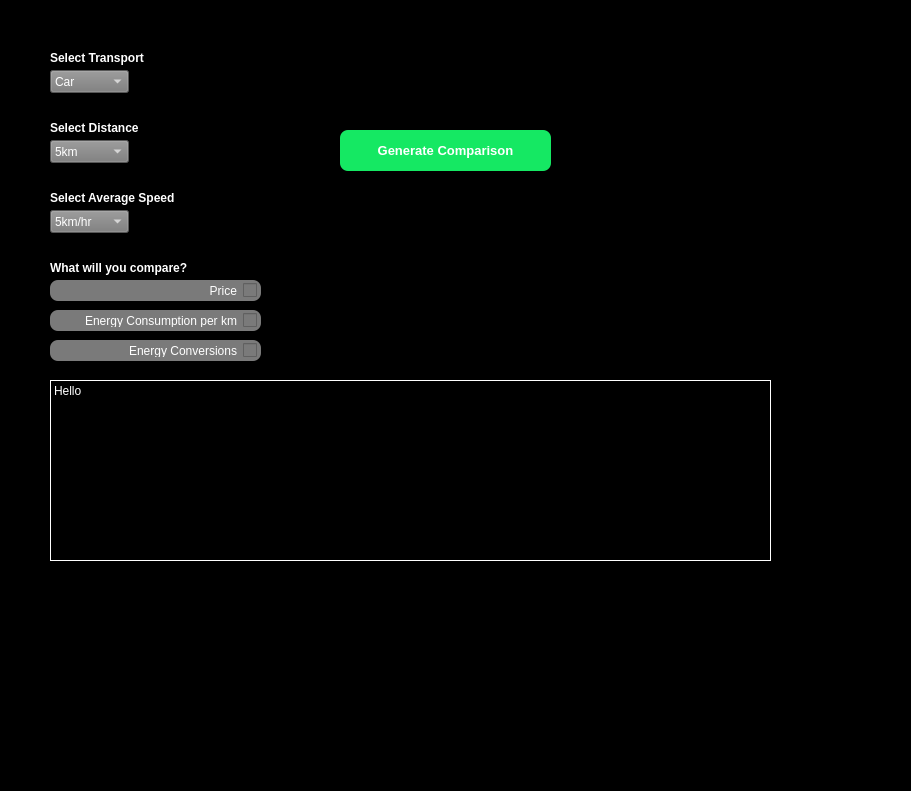
Qt form prototypeApplication_J1/mainEditorForm.ui (jennadunford/ELEN3020A-SoftwareDev-ProjectRepo) before a commit.
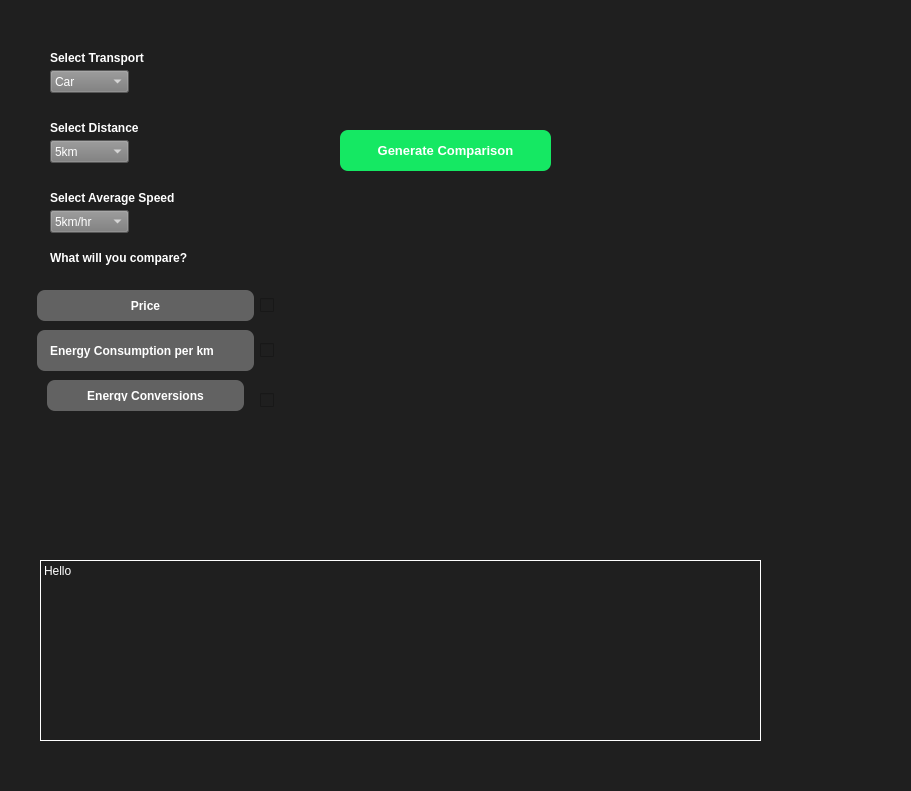
The same form after that commit.

Commit message: Played with UI settings

What changed in the file:
```diff
--- a/prototypeApplication_J1/mainEditorForm.ui
+++ b/prototypeApplication_J1/mainEditorForm.ui
@@ -14,7 +14,7 @@
    <string>mainEditorForm</string>
   </property>
   <property name="styleSheet">
-   <string notr="true">background-color: rgb(0, 0, 0);
+   <string notr="true">background-color: rgb(31, 31, 31);
 color: rgb(255, 255, 255);</string>
   </property>
   <widget class="QLabel" name="label">
@@ -81,7 +81,7 @@
    <property name="geometry">
     <rect>
      <x>50</x>
-     <y>260</y>
+     <y>250</y>
      <width>181</width>
      <height>16</height>
     </rect>
@@ -198,8 +198,8 @@
   <widget class="QLabel" name="lblShow">
    <property name="geometry">
     <rect>
-     <x>50</x>
-     <y>380</y>
+     <x>40</x>
+     <y>560</y>
      <width>721</width>
      <height>181</height>
     </rect>
@@ -220,65 +220,712 @@
   <widget class="QCheckBox" name="chbPrice">
    <property name="geometry">
     <rect>
-     <x>50</x>
+     <x>260</x>
      <y>280</y>
-     <width>211</width>
-     <height>21</height>
+     <width>41</width>
+     <height>51</height>
     </rect>
    </property>
+   <property name="sizePolicy">
+    <sizepolicy hsizetype="Minimum" vsizetype="Fixed">
+     <horstretch>0</horstretch>
+     <verstretch>0</verstretch>
+    </sizepolicy>
+   </property>
+   <property name="palette">
+    <palette>
+     <active>
+      <colorrole role="WindowText">
+       <brush brushstyle="SolidPattern">
+        <color alpha="255">
+         <red>255</red>
+         <green>255</green>
+         <blue>255</blue>
+        </color>
+       </brush>
+      </colorrole>
+      <colorrole role="Button">
+       <brush brushstyle="SolidPattern">
+        <color alpha="255">
+         <red>145</red>
+         <green>145</green>
+         <blue>145</blue>
+        </color>
+       </brush>
+      </colorrole>
+      <colorrole role="Text">
+       <brush brushstyle="SolidPattern">
+        <color alpha="255">
+         <red>255</red>
+         <green>255</green>
+         <blue>255</blue>
+        </color>
+       </brush>
+      </colorrole>
+      <colorrole role="ButtonText">
+       <brush brushstyle="SolidPattern">
+        <color alpha="255">
+         <red>255</red>
+         <green>255</green>
+         <blue>255</blue>
+        </color>
+       </brush>
+      </colorrole>
+      <colorrole role="Base">
+       <brush brushstyle="SolidPattern">
+        <color alpha="255">
+         <red>132</red>
+         <green>132</green>
+         <blue>132</blue>
+        </color>
+       </brush>
+      </colorrole>
+      <colorrole role="Window">
+       <brush brushstyle="SolidPattern">
+        <color alpha="255">
+         <red>148</red>
+         <green>148</green>
+         <blue>148</blue>
+        </color>
+       </brush>
+      </colorrole>
+      <colorrole role="Shadow">
+       <brush brushstyle="SolidPattern">
+        <color alpha="255">
+         <red>158</red>
+         <green>158</green>
+         <blue>158</blue>
+        </color>
+       </brush>
+      </colorrole>
+      <colorrole role="PlaceholderText">
+       <brush brushstyle="NoBrush">
+        <color alpha="128">
+         <red>0</red>
+         <green>0</green>
+         <blue>0</blue>
+        </color>
+       </brush>
+      </colorrole>
+     </active>
+     <inactive>
+      <colorrole role="WindowText">
+       <brush brushstyle="SolidPattern">
+        <color alpha="255">
+         <red>255</red>
+         <green>255</green>
+         <blue>255</blue>
+        </color>
+       </brush>
+      </colorrole>
+      <colorrole role="Button">
+       <brush brushstyle="SolidPattern">
+        <color alpha="255">
+         <red>145</red>
+         <green>145</green>
+         <blue>145</blue>
+        </color>
+       </brush>
+      </colorrole>
+      <colorrole role="Text">
+       <brush brushstyle="SolidPattern">
+        <color alpha="255">
+         <red>255</red>
+         <green>255</green>
+         <blue>255</blue>
+        </color>
+       </brush>
+      </colorrole>
+      <colorrole role="ButtonText">
+       <brush brushstyle="SolidPattern">
+        <color alpha="255">
+         <red>255</red>
+         <green>255</green>
+         <blue>255</blue>
+        </color>
+       </brush>
+      </colorrole>
+      <colorrole role="Base">
+       <brush brushstyle="SolidPattern">
+        <color alpha="255">
+         <red>132</red>
+         <green>132</green>
+         <blue>132</blue>
+        </color>
+       </brush>
+      </colorrole>
+      <colorrole role="Window">
+       <brush brushstyle="SolidPattern">
+        <color alpha="255">
+         <red>148</red>
+         <green>148</green>
+         <blue>148</blue>
+        </color>
+       </brush>
+      </colorrole>
+      <colorrole role="Shadow">
+       <brush brushstyle="SolidPattern">
+        <color alpha="255">
+         <red>158</red>
+         <green>158</green>
+         <blue>158</blue>
+        </color>
+       </brush>
+      </colorrole>
+      <colorrole role="PlaceholderText">
+       <brush brushstyle="NoBrush">
+        <color alpha="128">
+         <red>255</red>
+         <green>255</green>
+         <blue>255</blue>
+        </color>
+       </brush>
+      </colorrole>
+     </inactive>
+     <disabled>
+      <colorrole role="WindowText">
+       <brush brushstyle="SolidPattern">
+        <color alpha="255">
+         <red>255</red>
+         <green>255</green>
+         <blue>255</blue>
+        </color>
+       </brush>
+      </colorrole>
+      <colorrole role="Button">
+       <brush brushstyle="SolidPattern">
+        <color alpha="255">
+         <red>145</red>
+         <green>145</green>
+         <blue>145</blue>
+        </color>
+       </brush>
+      </colorrole>
+      <colorrole role="Text">
+       <brush brushstyle="SolidPattern">
+        <color alpha="255">
+         <red>255</red>
+         <green>255</green>
+         <blue>255</blue>
+        </color>
+       </brush>
+      </colorrole>
+      <colorrole role="ButtonText">
+       <brush brushstyle="SolidPattern">
+        <color alpha="255">
+         <red>255</red>
+         <green>255</green>
+         <blue>255</blue>
+        </color>
+       </brush>
+      </colorrole>
+      <colorrole role="Base">
+       <brush brushstyle="SolidPattern">
+        <color alpha="255">
+         <red>148</red>
+         <green>148</green>
+         <blue>148</blue>
+        </color>
+       </brush>
+      </colorrole>
+      <colorrole role="Window">
+       <brush brushstyle="SolidPattern">
+        <color alpha="255">
+         <red>148</red>
+         <green>148</green>
+         <blue>148</blue>
+        </color>
+       </brush>
+      </colorrole>
+      <colorrole role="Shadow">
+       <brush brushstyle="SolidPattern">
+        <color alpha="255">
+         <red>158</red>
+         <green>158</green>
+         <blue>158</blue>
+        </color>
+       </brush>
+      </colorrole>
+      <colorrole role="PlaceholderText">
+       <brush brushstyle="NoBrush">
+        <color alpha="128">
+         <red>0</red>
+         <green>0</green>
+         <blue>0</blue>
+        </color>
+       </brush>
+      </colorrole>
+     </disabled>
+    </palette>
+   </property>
    <property name="layoutDirection">
-    <enum>Qt::RightToLeft</enum>
+    <enum>Qt::LeftToRight</enum>
+   </property>
+   <property name="autoFillBackground">
+    <bool>false</bool>
    </property>
    <property name="styleSheet">
-    <string notr="true">background-color: rgb(122, 122, 122);
-border-radius: 8px;
-padding: 4px;
+    <string notr="true">QCheckBox::indicator { width:40px; height: 40px;};
+
+background-color: rgb(255, 255, 255);
+color: rgb(255, 255, 255);
 </string>
    </property>
    <property name="text">
-    <string>Price</string>
+    <string/>
+   </property>
+   <property name="iconSize">
+    <size>
+     <width>0</width>
+     <height>0</height>
+    </size>
+   </property>
+   <property name="checked">
+    <bool>false</bool>
    </property>
   </widget>
   <widget class="QCheckBox" name="chbEnergy">
    <property name="geometry">
     <rect>
-     <x>50</x>
-     <y>310</y>
-     <width>211</width>
-     <height>21</height>
+     <x>260</x>
+     <y>330</y>
+     <width>41</width>
+     <height>41</height>
     </rect>
    </property>
+   <property name="palette">
+    <palette>
+     <active>
+      <colorrole role="WindowText">
+       <brush brushstyle="SolidPattern">
+        <color alpha="255">
+         <red>255</red>
+         <green>255</green>
+         <blue>255</blue>
+        </color>
+       </brush>
+      </colorrole>
+      <colorrole role="Button">
+       <brush brushstyle="SolidPattern">
+        <color alpha="255">
+         <red>31</red>
+         <green>31</green>
+         <blue>31</blue>
+        </color>
+       </brush>
+      </colorrole>
+      <colorrole role="Text">
+       <brush brushstyle="SolidPattern">
+        <color alpha="255">
+         <red>255</red>
+         <green>255</green>
+         <blue>255</blue>
+        </color>
+       </brush>
+      </colorrole>
+      <colorrole role="ButtonText">
+       <brush brushstyle="SolidPattern">
+        <color alpha="255">
+         <red>255</red>
+         <green>255</green>
+         <blue>255</blue>
+        </color>
+       </brush>
+      </colorrole>
+      <colorrole role="Base">
+       <brush brushstyle="SolidPattern">
+        <color alpha="255">
+         <red>143</red>
+         <green>143</green>
+         <blue>143</blue>
+        </color>
+       </brush>
+      </colorrole>
+      <colorrole role="Window">
+       <brush brushstyle="SolidPattern">
+        <color alpha="255">
+         <red>31</red>
+         <green>31</green>
+         <blue>31</blue>
+        </color>
+       </brush>
+      </colorrole>
+      <colorrole role="PlaceholderText">
+       <brush brushstyle="NoBrush">
+        <color alpha="128">
+         <red>0</red>
+         <green>0</green>
+         <blue>0</blue>
+        </color>
+       </brush>
+      </colorrole>
+     </active>
+     <inactive>
+      <colorrole role="WindowText">
+       <brush brushstyle="SolidPattern">
+        <color alpha="255">
+         <red>255</red>
+         <green>255</green>
+         <blue>255</blue>
+        </color>
+       </brush>
+      </colorrole>
+      <colorrole role="Button">
+       <brush brushstyle="SolidPattern">
+        <color alpha="255">
+         <red>31</red>
+         <green>31</green>
+         <blue>31</blue>
+        </color>
+       </brush>
+      </colorrole>
+      <colorrole role="Text">
+       <brush brushstyle="SolidPattern">
+        <color alpha="255">
+         <red>255</red>
+         <green>255</green>
+         <blue>255</blue>
+        </color>
+       </brush>
+      </colorrole>
+      <colorrole role="ButtonText">
+       <brush brushstyle="SolidPattern">
+        <color alpha="255">
+         <red>255</red>
+         <green>255</green>
+         <blue>255</blue>
+        </color>
+       </brush>
+      </colorrole>
+      <colorrole role="Base">
+       <brush brushstyle="SolidPattern">
+        <color alpha="255">
+         <red>143</red>
+         <green>143</green>
+         <blue>143</blue>
+        </color>
+       </brush>
+      </colorrole>
+      <colorrole role="Window">
+       <brush brushstyle="SolidPattern">
+        <color alpha="255">
+         <red>31</red>
+         <green>31</green>
+         <blue>31</blue>
+        </color>
+       </brush>
+      </colorrole>
+      <colorrole role="PlaceholderText">
+       <brush brushstyle="NoBrush">
+        <color alpha="128">
+         <red>255</red>
+         <green>255</green>
+         <blue>255</blue>
+        </color>
+       </brush>
+      </colorrole>
+     </inactive>
+     <disabled>
+      <colorrole role="WindowText">
+       <brush brushstyle="SolidPattern">
+        <color alpha="255">
+         <red>255</red>
+         <green>255</green>
+         <blue>255</blue>
+        </color>
+       </brush>
+      </colorrole>
+      <colorrole role="Button">
+       <brush brushstyle="SolidPattern">
+        <color alpha="255">
+         <red>31</red>
+         <green>31</green>
+         <blue>31</blue>
+        </color>
+       </brush>
+      </colorrole>
+      <colorrole role="Text">
+       <brush brushstyle="SolidPattern">
+        <color alpha="255">
+         <red>255</red>
+         <green>255</green>
+         <blue>255</blue>
+        </color>
+       </brush>
+      </colorrole>
+      <colorrole role="ButtonText">
+       <brush brushstyle="SolidPattern">
+        <color alpha="255">
+         <red>255</red>
+         <green>255</green>
+         <blue>255</blue>
+        </color>
+       </brush>
+      </colorrole>
+      <colorrole role="Base">
+       <brush brushstyle="SolidPattern">
+        <color alpha="255">
+         <red>31</red>
+         <green>31</green>
+         <blue>31</blue>
+        </color>
+       </brush>
+      </colorrole>
+      <colorrole role="Window">
+       <brush brushstyle="SolidPattern">
+        <color alpha="255">
+         <red>31</red>
+         <green>31</green>
+         <blue>31</blue>
+        </color>
+       </brush>
+      </colorrole>
+      <colorrole role="PlaceholderText">
+       <brush brushstyle="NoBrush">
+        <color alpha="128">
+         <red>0</red>
+         <green>0</green>
+         <blue>0</blue>
+        </color>
+       </brush>
+      </colorrole>
+     </disabled>
+    </palette>
+   </property>
    <property name="layoutDirection">
-    <enum>Qt::RightToLeft</enum>
+    <enum>Qt::LeftToRight</enum>
    </property>
    <property name="styleSheet">
-    <string notr="true">background-color: rgb(122, 122, 122);
-border-radius: 8px;
-padding: 4px;</string>
+    <string notr="true">QCheckBox::indicator { width:40px; height: 40px;};
+
+background-color: rgb(255, 255, 255);
+color: rgb(255, 255, 255);
+</string>
    </property>
    <property name="text">
-    <string>Energy Consumption per km</string>
+    <string/>
    </property>
   </widget>
   <widget class="QCheckBox" name="chbConversions">
    <property name="geometry">
     <rect>
-     <x>50</x>
-     <y>340</y>
-     <width>211</width>
-     <height>21</height>
+     <x>260</x>
+     <y>370</y>
+     <width>51</width>
+     <height>61</height>
     </rect>
    </property>
+   <property name="palette">
+    <palette>
+     <active>
+      <colorrole role="WindowText">
+       <brush brushstyle="SolidPattern">
+        <color alpha="255">
+         <red>255</red>
+         <green>255</green>
+         <blue>255</blue>
+        </color>
+       </brush>
+      </colorrole>
+      <colorrole role="Button">
+       <brush brushstyle="SolidPattern">
+        <color alpha="255">
+         <red>31</red>
+         <green>31</green>
+         <blue>31</blue>
+        </color>
+       </brush>
+      </colorrole>
+      <colorrole role="Text">
+       <brush brushstyle="SolidPattern">
+        <color alpha="255">
+         <red>255</red>
+         <green>255</green>
+         <blue>255</blue>
+        </color>
+       </brush>
+      </colorrole>
+      <colorrole role="ButtonText">
+       <brush brushstyle="SolidPattern">
+        <color alpha="255">
+         <red>255</red>
+         <green>255</green>
+         <blue>255</blue>
+        </color>
+       </brush>
+      </colorrole>
+      <colorrole role="Base">
+       <brush brushstyle="SolidPattern">
+        <color alpha="255">
+         <red>141</red>
+         <green>141</green>
+         <blue>141</blue>
+        </color>
+       </brush>
+      </colorrole>
+      <colorrole role="Window">
+       <brush brushstyle="SolidPattern">
+        <color alpha="255">
+         <red>31</red>
+         <green>31</green>
+         <blue>31</blue>
+        </color>
+       </brush>
+      </colorrole>
+      <colorrole role="PlaceholderText">
+       <brush brushstyle="NoBrush">
+        <color alpha="128">
+         <red>0</red>
+         <green>0</green>
+         <blue>0</blue>
+        </color>
+       </brush>
+      </colorrole>
+     </active>
+     <inactive>
+      <colorrole role="WindowText">
+       <brush brushstyle="SolidPattern">
+        <color alpha="255">
+         <red>255</red>
+         <green>255</green>
+         <blue>255</blue>
+        </color>
+       </brush>
+      </colorrole>
+      <colorrole role="Button">
+       <brush brushstyle="SolidPattern">
+        <color alpha="255">
+         <red>31</red>
+         <green>31</green>
+         <blue>31</blue>
+        </color>
+       </brush>
+      </colorrole>
+      <colorrole role="Text">
+       <brush brushstyle="SolidPattern">
+        <color alpha="255">
+         <red>255</red>
+         <green>255</green>
+         <blue>255</blue>
+        </color>
+       </brush>
+      </colorrole>
+      <colorrole role="ButtonText">
+       <brush brushstyle="SolidPattern">
+        <color alpha="255">
+         <red>255</red>
+         <green>255</green>
+         <blue>255</blue>
+        </color>
+       </brush>
+      </colorrole>
+      <colorrole role="Base">
+       <brush brushstyle="SolidPattern">
+        <color alpha="255">
+         <red>141</red>
+         <green>141</green>
+         <blue>141</blue>
+        </color>
+       </brush>
+      </colorrole>
+      <colorrole role="Window">
+       <brush brushstyle="SolidPattern">
+        <color alpha="255">
+         <red>31</red>
+         <green>31</green>
+         <blue>31</blue>
+        </color>
+       </brush>
+      </colorrole>
+      <colorrole role="PlaceholderText">
+       <brush brushstyle="NoBrush">
+        <color alpha="128">
+         <red>255</red>
+         <green>255</green>
+         <blue>255</blue>
+        </color>
+       </brush>
+      </colorrole>
+     </inactive>
+     <disabled>
+      <colorrole role="WindowText">
+       <brush brushstyle="SolidPattern">
+        <color alpha="255">
+         <red>255</red>
+         <green>255</green>
+         <blue>255</blue>
+        </color>
+       </brush>
+      </colorrole>
+      <colorrole role="Button">
+       <brush brushstyle="SolidPattern">
+        <color alpha="255">
+         <red>31</red>
+         <green>31</green>
+         <blue>31</blue>
+        </color>
+       </brush>
+      </colorrole>
+      <colorrole role="Text">
+       <brush brushstyle="SolidPattern">
+        <color alpha="255">
+         <red>255</red>
+         <green>255</green>
+         <blue>255</blue>
+        </color>
+       </brush>
+      </colorrole>
+      <colorrole role="ButtonText">
+       <brush brushstyle="SolidPattern">
+        <color alpha="255">
+         <red>255</red>
+         <green>255</green>
+         <blue>255</blue>
+        </color>
+       </brush>
+      </colorrole>
+      <colorrole role="Base">
+       <brush brushstyle="SolidPattern">
+        <color alpha="255">
+         <red>31</red>
+         <green>31</green>
+         <blue>31</blue>
+        </color>
+       </brush>
+      </colorrole>
+      <colorrole role="Window">
+       <brush brushstyle="SolidPattern">
+        <color alpha="255">
+         <red>31</red>
+         <green>31</green>
+         <blue>31</blue>
+        </color>
+       </brush>
+      </colorrole>
+      <colorrole role="PlaceholderText">
+       <brush brushstyle="NoBrush">
+        <color alpha="128">
+         <red>0</red>
+         <green>0</green>
+         <blue>0</blue>
+        </color>
+       </brush>
+      </colorrole>
+     </disabled>
+    </palette>
+   </property>
    <property name="layoutDirection">
-    <enum>Qt::RightToLeft</enum>
+    <enum>Qt::LeftToRight</enum>
    </property>
    <property name="styleSheet">
-    <string notr="true">background-color: rgb(122, 122, 122);
-border-radius: 8px;
-padding: 4px;</string>
+    <string notr="true">QCheckBox::indicator { width:40px; height: 40px;};
+
+background-color: rgb(255, 255, 255);
+color: rgb(255, 255, 255);
+</string>
    </property>
    <property name="text">
-    <string>Energy Conversions</string>
+    <string/>
    </property>
   </widget>
   <widget class="QPushButton" name="btnGen">
@@ -306,6 +953,120 @@
     <string>Generate Comparison</string>
    </property>
   </widget>
+  <widget class="QLabel" name="label_5">
+   <property name="geometry">
+    <rect>
+     <x>0</x>
+     <y>290</y>
+     <width>291</width>
+     <height>31</height>
+    </rect>
+   </property>
+   <property name="font">
+    <font>
+     <weight>75</weight>
+     <bold>true</bold>
+    </font>
+   </property>
+   <property name="layoutDirection">
+    <enum>Qt::LeftToRight</enum>
+   </property>
+   <property name="styleSheet">
+    <string notr="true">border-color: rgb(255, 255, 255);
+border-color: rgb(0, 0, 0);
+background-color: rgb(98, 98, 98);
+margin: 0 auto;
+text-align: center;
+padding: 10px;
+border-radius: 8px;
+
+</string>
+   </property>
+   <property name="text">
+    <string>Price</string>
+   </property>
+   <property name="alignment">
+    <set>Qt::AlignCenter</set>
+   </property>
+  </widget>
+  <widget class="QLabel" name="label_6">
+   <property name="geometry">
+    <rect>
+     <x>0</x>
+     <y>330</y>
+     <width>291</width>
+     <height>41</height>
+    </rect>
+   </property>
+   <property name="font">
+    <font>
+     <weight>75</weight>
+     <bold>true</bold>
+    </font>
+   </property>
+   <property name="styleSheet">
+    <string notr="true">border-color: rgb(255, 255, 255);
+border-color: rgb(0, 0, 0);
+background-color: rgb(98, 98, 98);
+margin: 0 auto;
+text-align: center;
+padding: 10px;
+border-radius: 8px;
+
+</string>
+   </property>
+   <property name="text">
+    <string>Energy Consumption per km</string>
+   </property>
+  </widget>
+  <widget class="QLabel" name="label_7">
+   <property name="geometry">
+    <rect>
+     <x>10</x>
+     <y>380</y>
+     <width>271</width>
+     <height>31</height>
+    </rect>
+   </property>
+   <property name="font">
+    <font>
+     <weight>75</weight>
+     <bold>true</bold>
+    </font>
+   </property>
+   <property name="styleSheet">
+    <string notr="true">border-color: rgb(255, 255, 255);
+border-color: rgb(0, 0, 0);
+background-color: rgb(98, 98, 98);
+margin: 0 auto;
+text-align: center;
+padding: 10px;
+border-radius: 8px;
+
+</string>
+   </property>
+   <property name="text">
+    <string>Energy Conversions</string>
+   </property>
+   <property name="alignment">
+    <set>Qt::AlignCenter</set>
+   </property>
+  </widget>
+  <zorder>label</zorder>
+  <zorder>label_2</zorder>
+  <zorder>label_3</zorder>
+  <zorder>label_4</zorder>
+  <zorder>cmbTransport</zorder>
+  <zorder>cmbDistance</zorder>
+  <zorder>cmbSpeed</zorder>
+  <zorder>lblShow</zorder>
+  <zorder>btnGen</zorder>
+  <zorder>label_5</zorder>
+  <zorder>label_6</zorder>
+  <zorder>label_7</zorder>
+  <zorder>chbPrice</zorder>
+  <zorder>chbConversions</zorder>
+  <zorder>chbEnergy</zorder>
  </widget>
  <resources/>
  <connections>
```
The commit also changes 4 other files.
